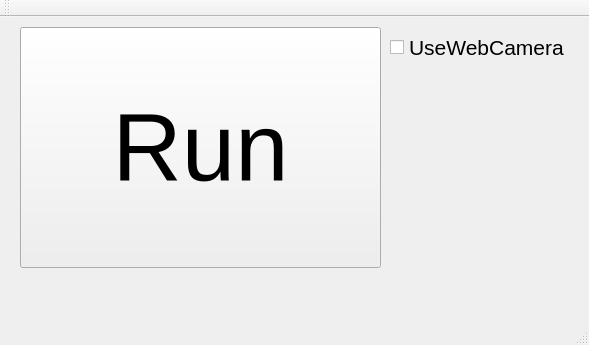
Before: the Qt Designer form Hazama/hazama.ui in tnct-spc/procon2017-comp, drawn with Qt 5.
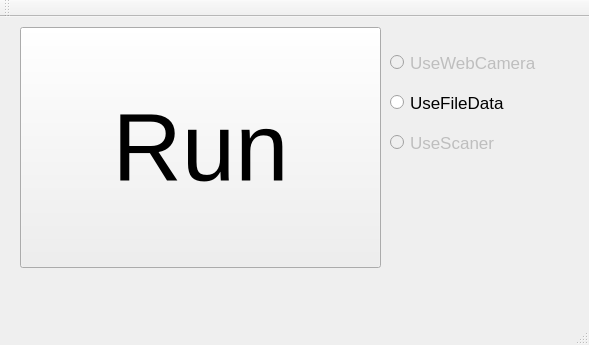
After: the same form once the commit is applied.

Commit message: hazamaでファイル入力とカメラ入力、スキャン入力を選択できるボタンを実装、入力したものをPolygonSetクラスのデータをして格納

Diff of the .ui file:
```diff
--- a/Hazama/hazama.ui
+++ b/Hazama/hazama.ui
@@ -32,24 +32,66 @@
      <string>Run</string>
     </property>
    </widget>
-   <widget class="QCheckBox" name="UseWebCamera">
+   <widget class="QRadioButton" name="useWebCamera">
+    <property name="enabled">
+     <bool>false</bool>
+    </property>
     <property name="geometry">
      <rect>
       <x>390</x>
-      <y>10</y>
-      <width>181</width>
-      <height>41</height>
+      <y>30</y>
+      <width>161</width>
+      <height>31</height>
      </rect>
     </property>
     <property name="font">
      <font>
-      <pointsize>16</pointsize>
+      <pointsize>13</pointsize>
      </font>
     </property>
     <property name="text">
      <string>UseWebCamera</string>
     </property>
    </widget>
+   <widget class="QRadioButton" name="useFileData">
+    <property name="geometry">
+     <rect>
+      <x>390</x>
+      <y>70</y>
+      <width>161</width>
+      <height>31</height>
+     </rect>
+    </property>
+    <property name="font">
+     <font>
+      <pointsize>13</pointsize>
+     </font>
+    </property>
+    <property name="text">
+     <string>UseFileData</string>
+    </property>
+   </widget>
+   <widget class="QRadioButton" name="useScaner">
+    <property name="enabled">
+     <bool>false</bool>
+    </property>
+    <property name="geometry">
+     <rect>
+      <x>390</x>
+      <y>110</y>
+      <width>161</width>
+      <height>31</height>
+     </rect>
+    </property>
+    <property name="font">
+     <font>
+      <pointsize>13</pointsize>
+     </font>
+    </property>
+    <property name="text">
+     <string>UseScaner</string>
+    </property>
+   </widget>
   </widget>
   <widget class="QMenuBar" name="menuBar">
    <property name="geometry">
```
Left out of the diff: 2 changed lines with no effect on the pictures. The commit also changes 2 other files.
